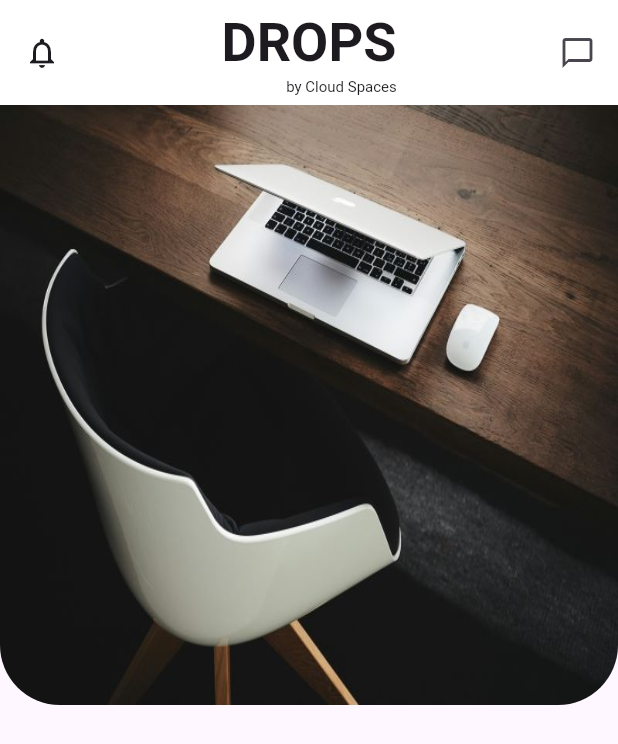
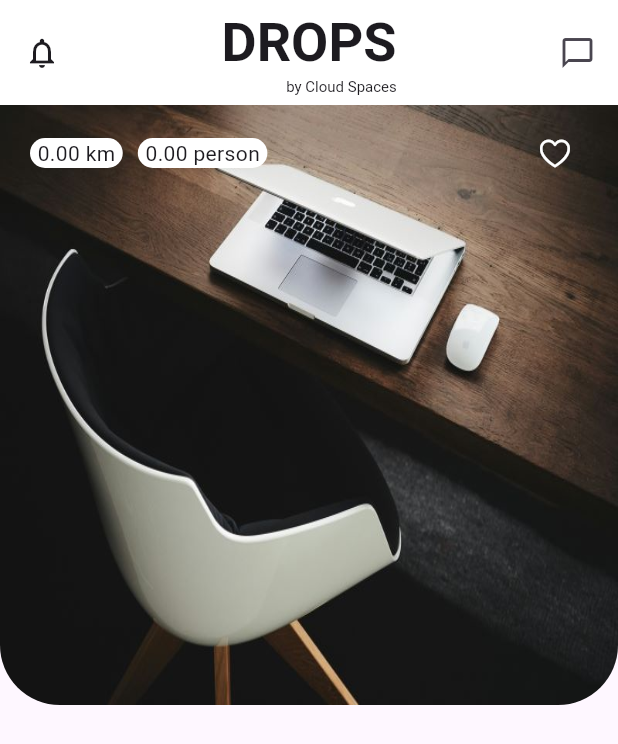
Before and after one commit to jhalto/office_booking, a Flutter app: the CreateBooking screen opened directly with empty values, on a phone screen of 412 x 824 dp. Shown: the top 744 px of the screen. Run offline on Flutter 3.47's test engine with Material 3 defaults, Android fonts, the light colour scheme and no system bars; our stand-ins replace cached_network_image, convex_bottom_bar, flutter_spinkit, fluttertoast, font_awesome_flutter, geocoding and 6 more; missing offline and left inert: mailer; accounts and stored records are empty.

Commit message:
UI upgrade

```diff
--- a/lib/screens/create_booking.dart
+++ b/lib/screens/create_booking.dart
@@ -1,3 +1,4 @@
+import 'package:flutter/cupertino.dart';
 import 'package:flutter/material.dart';
 
 import '../widget/custom_widgets.dart';
@@ -44,6 +45,7 @@ class _CreateBookingState extends State<CreateBooking> {
       ),
      body: SingleChildScrollView(
        child: Column(
+
          children: [
            Container(
              height: 400,
@@ -56,6 +58,58 @@ class _CreateBookingState extends State<CreateBooking> {
                    image: AssetImage("lib/asset/image/office_1.jpg")
                )
              ),
+             child: Container(
+               child: Column(
+                 crossAxisAlignment: CrossAxisAlignment.start,
+                 children: [
+                   Padding(
+                     padding: const EdgeInsets.only(top: 20,left: 20),
+                     child: Row(
+                       mainAxisAlignment: MainAxisAlignment.spaceBetween,
+                       children: [
+                         Row(
+                           children: [
+                             Container(
+                               padding: EdgeInsetsDirectional.symmetric(horizontal: 5),
+                                 decoration: BoxDecoration(
+
+                                     borderRadius: BorderRadius.circular(20),
+                                   color: Colors.white
+                                 ),
+                                 child: Text("${double.parse(widget.office['distance'] ).toStringAsFixed(2)} km")
+                             ),
+                             SizedBox(width: 10,),
+                             Container(
+                                 padding: EdgeInsetsDirectional.symmetric(horizontal: 5),
+                                 decoration: BoxDecoration(
+
+                                     borderRadius: BorderRadius.circular(20),
+                                     color: Colors.white
+                                 ),
+                                 child: Text("${double.parse(widget.office['capacity'] ).toStringAsFixed(2)} person")
+                             ),
+                           ],
+                         ),
+                         Padding(
+                             padding: EdgeInsets.only(right: 30),
+                             child: Icon(CupertinoIcons.heart,color: Colors.white,)
+                         ),
+                       ],
+                     ),
+                   ),
+                   Spacer(),
+                   Padding(
+                       padding: EdgeInsets.only(left: 20,bottom: 20),
+                       child: Column(
+                         children: [
+                           Text("${widget.office['location']}",style: myStyle(22,Colors.white,),),
+                           Text("${widget.office['']}")
+                         ],
+                       ),
+                   )
+                 ],
+               ),
+             ),
            )
          ],
        ),
```
